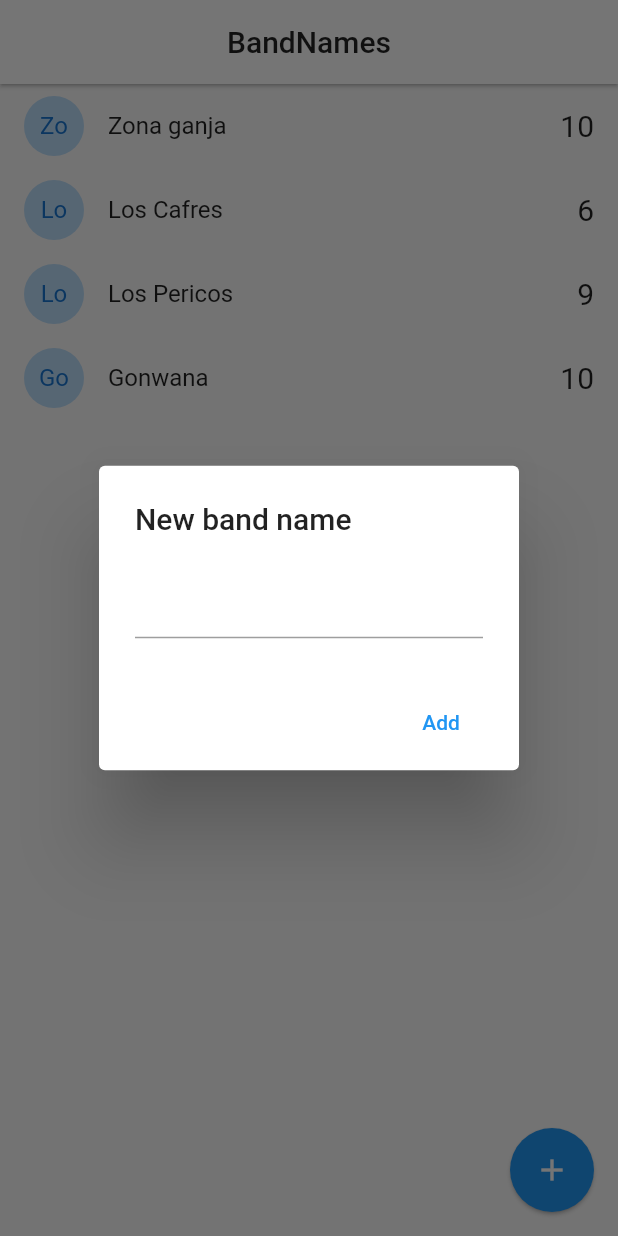
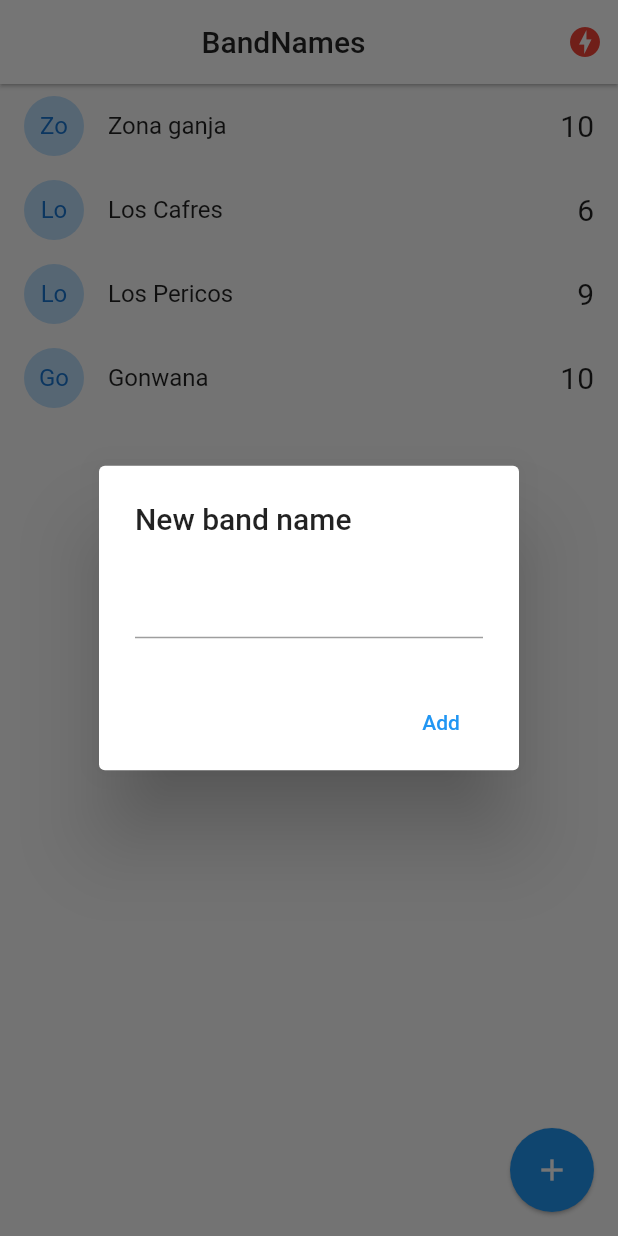
Before and after one commit to breinersn/flutter-bandnames-socket, a Flutter app: the screen it shows after launch, after a tap on the "add" icon, on a phone screen of 412 x 824 dp. Run offline on Flutter 3.47's test engine with Material 2 defaults, Android fonts, the phone set to English and light mode, and no system bars; our stand-ins replace socket_io_client; network calls fail.

Commit message:
actualizacion de paquetes

```diff
--- a/lib/main.dart
+++ b/lib/main.dart
@@ -1,16 +1,26 @@
 import 'package:flutter/material.dart';
+import 'package:provider/provider.dart';
+import 'package:band_name/services/sockets_service.dart';
+
 import 'package:band_name/pages/home.dart';
+import 'package:band_name/pages/status.dart';
 
 void main() => runApp(MyApp());
 
 class MyApp extends StatelessWidget {
   @override
   Widget build(BuildContext context) {
-    return MaterialApp(
-      debugShowCheckedModeBanner: false,
-      title: 'Material App',
-      initialRoute: 'home',
-      routes: {'home': (_) => HomePage()},
+    return MultiProvider(
+      providers: [ChangeNotifierProvider(create: (_) => SocketService())],
+      child: MaterialApp(
+        debugShowCheckedModeBanner: false,
+        title: 'Material App',
+        initialRoute: 'home',
+        routes: {
+          'home': (_) => HomePage(),
+          'status': (_) => StatusPage(),
+        },
+      ),
     );
   }
 }
--- a/lib/pages/home.dart
+++ b/lib/pages/home.dart
@@ -1,8 +1,11 @@
 import 'dart:io';
 
+import 'package:band_name/services/sockets_service.dart';
+import 'package:band_name/models/band.dart';
+
 import 'package:flutter/cupertino.dart';
-import 'package:band_name/models/band.dart';
 import 'package:flutter/material.dart';
+import 'package:provider/provider.dart';
 
 class HomePage extends StatefulWidget {
   @override
@@ -19,13 +22,24 @@ class _HomePageState extends State<HomePage> {
 
   @override
   Widget build(BuildContext context) {
+    final socketService = Provider.of<SocketService>(context);
+
     return Scaffold(
         appBar: AppBar(
-            title: Center(
-                child:
-                    Text('BandNames', style: TextStyle(color: Colors.black87))),
-            backgroundColor: Colors.white,
-            elevation: 1),
+          title: Center(
+              child:
+                  Text('BandNames', style: TextStyle(color: Colors.black87))),
+          backgroundColor: Colors.white,
+          elevation: 1,
+          actions: [
+            Container(
+              margin: EdgeInsets.only(right: 10),
+              child: (socketService.serverStatus == ServerStatus.Online)
+                  ? Icon(Icons.check_circle, color: Colors.greenAccent[400])
+                  : Icon(Icons.offline_bolt, color: Colors.red),
+            )
+          ],
+        ),
         body: ListView.builder(
             itemCount: bands.length,
             itemBuilder: (context, i) => _bandTile(bands[i])),
--- /dev/null
+++ b/lib/services/sockets_service.dart
@@ -0,0 +1,37 @@
+import 'package:flutter/material.dart';
+
+import 'package:socket_io_client/socket_io_client.dart' as IO;
+
+enum ServerStatus {
+  Online,
+  Offline,
+  Connecting,
+}
+
+class SocketService with ChangeNotifier {
+  ServerStatus _serverStatus = ServerStatus.Connecting;
+
+  ServerStatus get serverStatus => this._serverStatus;
+
+  SocketService() {
+    this._initConfig();
+  }
+
+  void _initConfig() {
+    // Dart client
+    IO.Socket socket = IO.io('http://10.0.2.2:3000/', {
+      'transports': ['websocket'],
+      'autoConnect': true,
+    });
+
+    socket.on('connect', (_) {
+      this._serverStatus = ServerStatus.Online;
+      notifyListeners();
+    });
+
+    socket.on('disconnect', (_) {
+      this._serverStatus = ServerStatus.Offline;
+      notifyListeners();
+    });
+  }
+}
--- a/pubspec.yaml
+++ b/pubspec.yaml
@@ -28,6 +28,8 @@ dependencies:
   # The following adds the Cupertino Icons font to your application.
   # Use with the CupertinoIcons class for iOS style icons.
   cupertino_icons: ^1.0.0
+  socket_io_client: ^0.9.10
+  provider: ^4.3.1
 
 dev_dependencies:
   flutter_test:
```
Also changed, not shown: lib/pages/status.dart (added, +20 -0 lines), package-lock.json (added), pubspec.lock.
